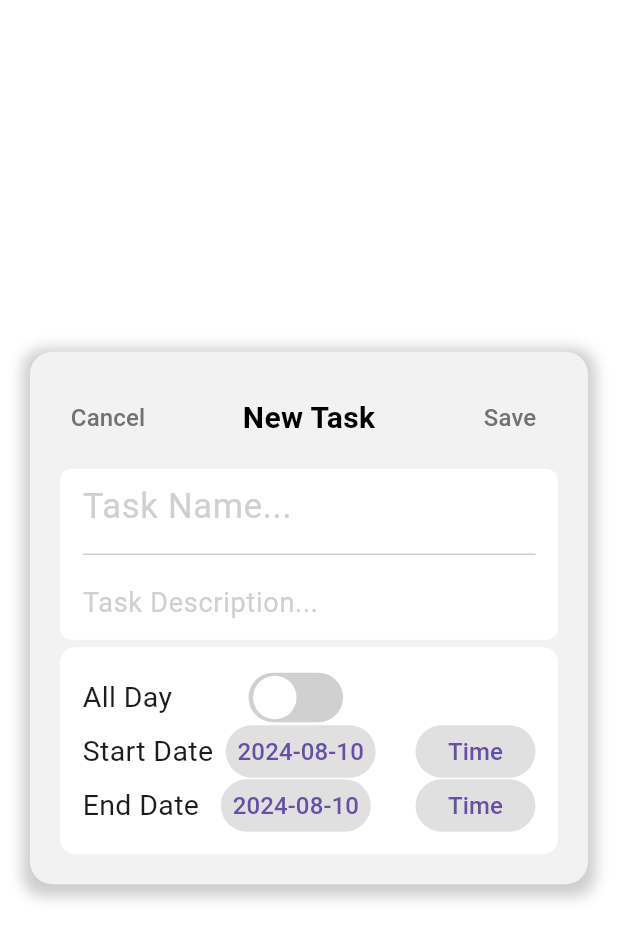
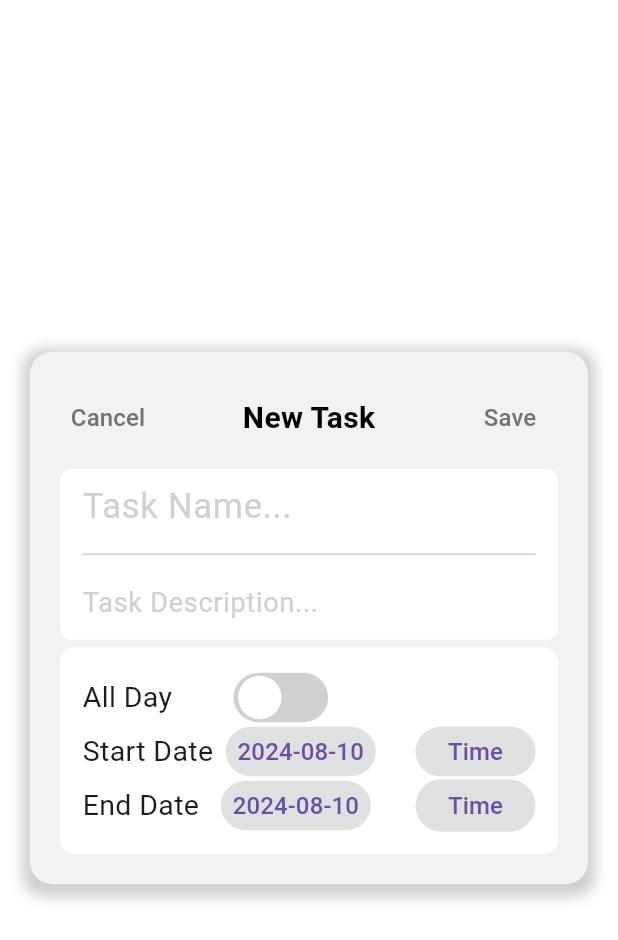
Before and after one commit to Fah4664/reminder-application, a Flutter app: the screen it shows after launch, item 2 of the bottom bar chosen, on a phone screen of 412 x 824 dp. Shown: the top 940 px of the screen. Run offline on Flutter 3.47's test engine with Material 3 defaults, Android fonts, the phone set to English and light mode, and no system bars.

Commit message:
Update add_task_page.dart

```diff
--- a/lib/add_task_page.dart
+++ b/lib/add_task_page.dart
@@ -224,7 +224,7 @@ class AddTaskPageState extends State<AddTaskPage> {
                           style: TextStyle(fontSize: 19),
                         ),
                         const SizedBox(
-                            width: 50), // ระยะห่างระหว่าง 'All Day' กับปุ่ม
+                            width: 40), // ระยะห่างระหว่าง 'All Day' กับปุ่ม
                         GestureDetector(
                           onTap: () {
                             setState(() {
@@ -251,8 +251,7 @@ class AddTaskPageState extends State<AddTaskPage> {
                                       : Alignment.centerLeft,
                                   child: Container(
                                     width: 29,
-                                    height:
-                                        29, // ปรับให้ความสูงเท่ากันกับความกว้าง
+                                    height:29, // ปรับให้ความสูงเท่ากันกับความกว้าง
                                     margin: const EdgeInsets.symmetric(
                                         horizontal: 3.0),
                                     decoration: const BoxDecoration(
@@ -270,9 +269,7 @@ class AddTaskPageState extends State<AddTaskPage> {
                         ),
                       ],
                     ),
-                    const SizedBox(
-                        height:
-                            1), // ระยะห่างระหว่าง 'All Day' และวันที่ด้านล่าง
+                    const SizedBox(height: 2), // ระยะห่างระหว่าง 'All Day' และวันที่ด้านล่าง
                     if (!isAllDay) ...[
                       Row(
                         mainAxisAlignment: MainAxisAlignment.spaceBetween,
@@ -283,7 +280,7 @@ class AddTaskPageState extends State<AddTaskPage> {
                           ),
                           SizedBox(
                             width: 100, // ขนาดความกว้างของปุ่ม
-                            height: 35,
+                            height: 33,
                             child: TextButton(
                               onPressed: () =>
                                   selectDate(context, true, (dateTime) {
@@ -308,7 +305,7 @@ class AddTaskPageState extends State<AddTaskPage> {
                           const SizedBox(width: 10),
                           SizedBox(
                             width: 80, // ขนาดความกว้างของปุ่ม
-                            height: 35,
+                            height: 33,
                             child: TextButton(
                               onPressed: () =>
                                   selectTime(context, true, (timeOfDay) {
@@ -330,7 +327,7 @@ class AddTaskPageState extends State<AddTaskPage> {
                           ),
                         ],
                       ),
-                      const SizedBox(height: 1),
+                      const SizedBox(height: 2),
                       Row(
                         mainAxisAlignment: MainAxisAlignment.spaceBetween,
                         children: <Widget>[
@@ -340,7 +337,7 @@ class AddTaskPageState extends State<AddTaskPage> {
                           ),
                           SizedBox(
                             width: 100, // ขนาดความกว้างของปุ่ม
-                            height: 35,
+                            height: 33,
                             child: TextButton(
                               onPressed: () =>
                                   selectDate(context, false, (dateTime) {
@@ -396,7 +393,7 @@ class AddTaskPageState extends State<AddTaskPage> {
                           ),
                           SizedBox(
                             width: 100,
-                            height: 35,
+                            height: 33,
                             child: TextButton(
                               style: TextButton.styleFrom(
                                 padding: const EdgeInsets.all(3.0),
@@ -420,7 +417,7 @@ class AddTaskPageState extends State<AddTaskPage> {
                           ),
                         ],
                       ),
-                      const SizedBox(height: 10),
+                      const SizedBox(height: 1),
                       Row(
                         mainAxisAlignment: MainAxisAlignment.spaceBetween,
                         children: <Widget>[
```
